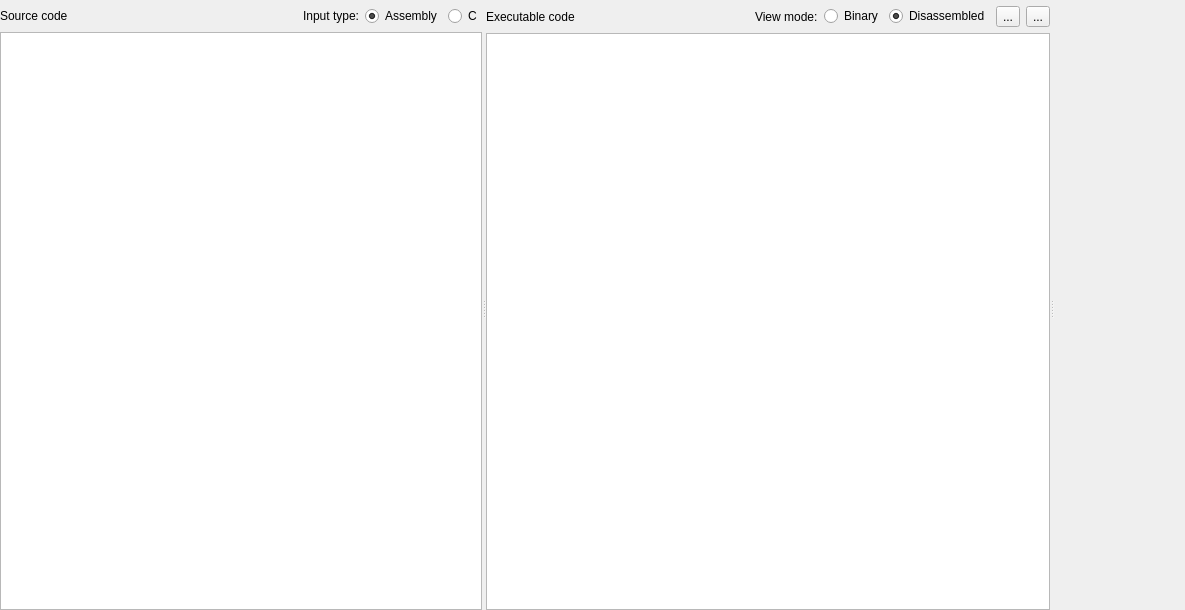
Qt form src/edittab.ui (mortbopet/Ripes) before a commit.
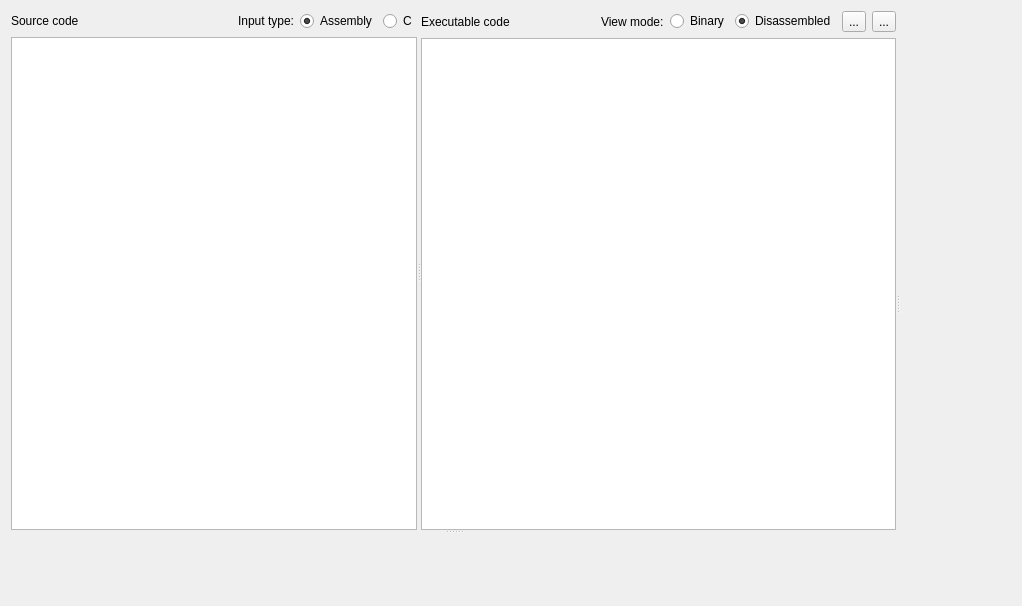
The same form after that commit. Custom widgets are drawn as their Qt base class.

Commit message: Add option for showing console in editor tab #131

```diff
--- a/src/edittab.ui
+++ b/src/edittab.ui
@@ -6,28 +6,27 @@
    <rect>
     <x>0</x>
     <y>0</y>
-    <width>1185</width>
-    <height>610</height>
+    <width>1022</width>
+    <height>606</height>
    </rect>
   </property>
   <property name="windowTitle">
    <string>Form</string>
   </property>
   <layout class="QGridLayout" name="gridLayout">
-   <property name="leftMargin">
-    <number>0</number>
-   </property>
-   <property name="topMargin">
-    <number>6</number>
-   </property>
-   <property name="rightMargin">
-    <number>0</number>
-   </property>
-   <property name="bottomMargin">
-    <number>0</number>
-   </property>
    <item row="0" column="0">
-    <widget class="QSplitter" name="splitter">
+    <widget class="QSplitter" name="toplevelSplitter">
+     <property name="orientation">
+      <enum>Qt::Horizontal</enum>
+     </property>
+     <widget class="QSplitter" name="leftSpliiter">
+      <property name="orientation">
+       <enum>Qt::Vertical</enum>
+      </property>
+      <widget class="QWidget" name="verticalLayoutWidget_3">
+       <layout class="QVBoxLayout" name="leftLayout">
+        <item>
+         <widget class="QSplitter" name="editorSplitter">
      <property name="orientation">
       <enum>Qt::Horizontal</enum>
      </property>
@@ -336,12 +335,30 @@
        </item>
       </layout>
      </widget>
+         </widget>
+        </item>
+       </layout>
+      </widget>
+      <widget class="ConsoleWidget" name="console" native="true"/>
+     </widget>
      <widget class="RegisterContainerWidget" name="registers" native="true"/>
     </widget>
    </item>
   </layout>
  </widget>
  <customwidgets>
+  <customwidget>
+   <class>RegisterContainerWidget</class>
+   <extends>QWidget</extends>
+   <header>registercontainerwidget.h</header>
+   <container>1</container>
+  </customwidget>
+  <customwidget>
+   <class>ConsoleWidget</class>
+   <extends>QWidget</extends>
+   <header>consolewidget.h</header>
+   <container>1</container>
+  </customwidget>
   <customwidget>
    <class>CodeEditor</class>
    <extends>QPlainTextEdit</extends>
@@ -352,12 +369,6 @@
    <extends>QPlainTextEdit</extends>
    <header>programviewer.h</header>
   </customwidget>
-  <customwidget>
-   <class>RegisterContainerWidget</class>
-   <extends>QWidget</extends>
-   <header>registercontainerwidget.h</header>
-   <container>1</container>
-  </customwidget>
  </customwidgets>
  <resources/>
  <connections/>
```
Left out of the diff: 2 changed lines with no effect on the pictures. Lines whose indentation alone changed are shown as unchanged. The commit also changes 4 other files.
